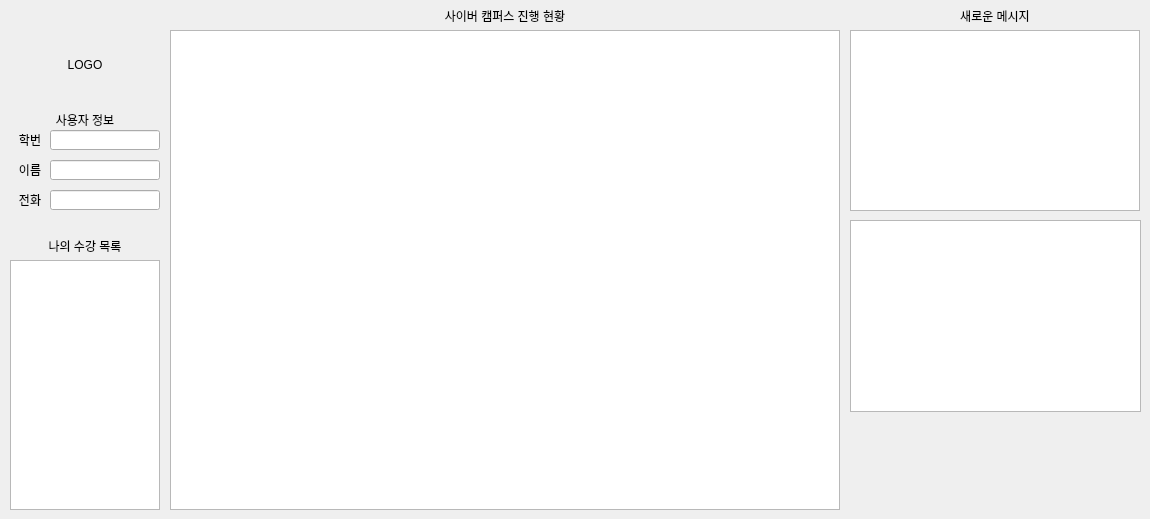
Old version of the form src/main.ui in the repository kim-do-hyeon/jj_cyber_campus_management.
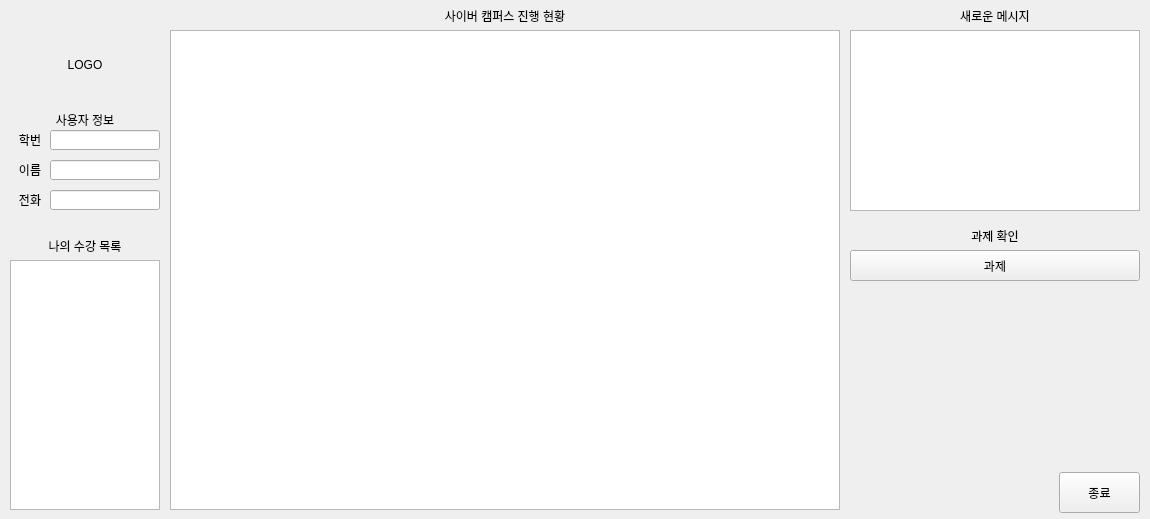
New version of the form.

Commit message: Modify assign & update sharing file

Diff of the .ui file:
```diff
--- a/src/main.ui
+++ b/src/main.ui
@@ -223,14 +223,46 @@
      <set>Qt::AlignCenter</set>
     </property>
    </widget>
-   <widget class="QTableWidget" name="assign_tableWidget">
+   <widget class="QPushButton" name="assign_button">
     <property name="geometry">
      <rect>
       <x>850</x>
-      <y>220</y>
-      <width>291</width>
-      <height>192</height>
+      <y>250</y>
+      <width>290</width>
+      <height>31</height>
      </rect>
+    </property>
+    <property name="text">
+     <string>과제</string>
+    </property>
+   </widget>
+   <widget class="QLabel" name="new_message_label_2">
+    <property name="geometry">
+     <rect>
+      <x>850</x>
+      <y>230</y>
+      <width>290</width>
+      <height>12</height>
+     </rect>
+    </property>
+    <property name="text">
+     <string>과제 확인</string>
+    </property>
+    <property name="alignment">
+     <set>Qt::AlignCenter</set>
+    </property>
+   </widget>
+   <widget class="QPushButton" name="exit_button">
+    <property name="geometry">
+     <rect>
+      <x>1059</x>
+      <y>472</y>
+      <width>81</width>
+      <height>41</height>
+     </rect>
+    </property>
+    <property name="text">
+     <string>종료</string>
     </property>
    </widget>
   </widget>
```
The commit also changes 7 other files.
